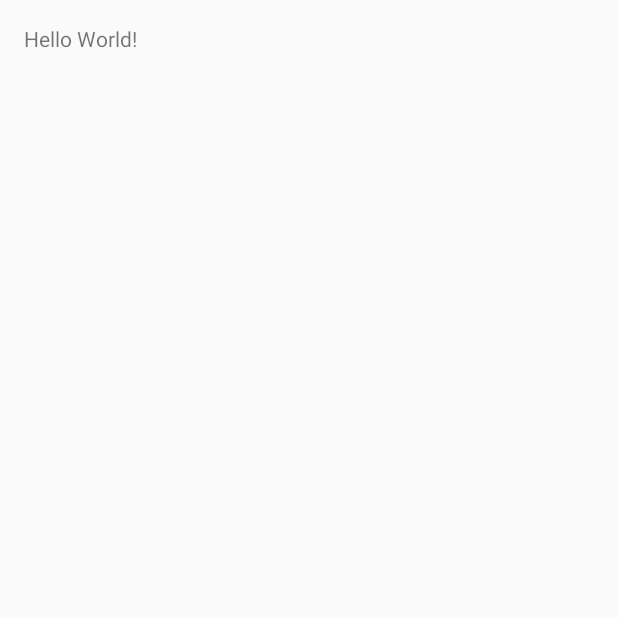
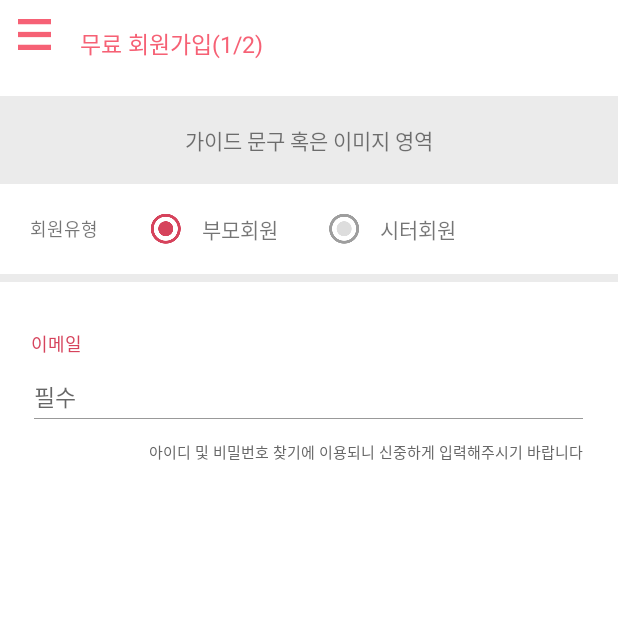
Before and after one commit to GrinGrid/siso, an Android app: the screen it shows after launch (MainActivity), on a phone screen of 412 x 824 dp, the top half of it. Before the commit the part shown is almost empty. Run offline under Robolectric (Android 15) with nearby library versions, the phone set to English and light mode, and no system bars.

Commit message:
Layout Test

```diff
--- a/app/src/main/java/net/gringrid/siso/MainActivity.java
+++ b/app/src/main/java/net/gringrid/siso/MainActivity.java
@@ -5,8 +5,13 @@ import android.app.Activity;
 import android.os.Build;
 import android.os.Bundle;
 import android.support.v4.content.ContextCompat;
+import android.view.Gravity;
+
+import net.gringrid.siso.views.ActionBar;
 
 public class MainActivity extends Activity {
+
+    ActionBar actionBar;
 
     @TargetApi(Build.VERSION_CODES.LOLLIPOP)
     @Override
@@ -14,6 +19,8 @@ public class MainActivity extends Activity {
         super.onCreate(savedInstanceState);
         setContentView(R.layout.activity_main);
         getWindow().setStatusBarColor(ContextCompat.getColor(this, R.color.colorPink));
+        actionBar = (ActionBar)findViewById(R.id.id_action_bar);
+        actionBar.setTextAlign(Gravity.LEFT|Gravity.CENTER_VERTICAL);
 
     }
 }
--- /dev/null
+++ b/app/src/main/java/net/gringrid/siso/views/ActionBar.java
@@ -0,0 +1,96 @@
+package net.gringrid.siso.views;
+
+import android.content.Context;
+import android.content.res.TypedArray;
+import android.util.AttributeSet;
+import android.view.Gravity;
+import android.view.LayoutInflater;
+import android.view.View;
+import android.widget.ImageView;
+import android.widget.LinearLayout;
+import android.widget.TextView;
+
+import net.gringrid.siso.R;
+
+/**
+ * Created by choijiho on 16. 7. 13..
+ */
+public class ActionBar extends LinearLayout {
+
+    ImageView   id_iv_left_image;
+    TextView    id_tv_text;
+    ImageView   id_iv_right_image;
+
+    public ActionBar(Context context){
+        super(context);
+        initView();
+    }
+
+    public ActionBar(Context context, AttributeSet attrs) {
+
+        super(context, attrs);
+
+        initView();
+        getAttrs(attrs);
+    }
+
+    public ActionBar(Context context, AttributeSet attrs, int defStyle) {
+
+        super(context, attrs);
+        initView();
+        getAttrs(attrs, defStyle);
+    }
+
+    private void initView() {
+        String infService = Context.LAYOUT_INFLATER_SERVICE;
+        LayoutInflater li = (LayoutInflater) getContext().getSystemService(infService);
+        View v = li.inflate(R.layout.custom_actionbar, this, false);
+
+        addView(v);
+
+        id_iv_left_image = (ImageView)findViewById(R.id.id_iv_left_image);
+        id_tv_text = (TextView)findViewById(R.id.id_tv_text);
+        id_iv_right_image = (ImageView)findViewById(R.id.id_iv_right_image);
+    }
+
+    private void getAttrs(AttributeSet attrs) {
+        TypedArray typedArray = getContext().obtainStyledAttributes(attrs, R.styleable.ActionBar);
+        setTypeArray(typedArray);
+    }
+
+    private void getAttrs(AttributeSet attrs, int defStyle) {
+        TypedArray typedArray = getContext().obtainStyledAttributes(attrs, R.styleable.ActionBar, defStyle, 0);
+        setTypeArray(typedArray);
+    }
+
+    private void setTypeArray(TypedArray typedArray) {
+
+        int leftImageResID = typedArray.getResourceId(R.styleable.ActionBar_left_image, R.drawable.icon_navigation_menu);
+        id_iv_left_image.setImageResource(leftImageResID);
+
+        String textStr = typedArray.getString(R.styleable.ActionBar_text);
+        id_tv_text.setText(textStr);
+
+        int rightImageResID = typedArray.getResourceId(R.styleable.ActionBar_right_image, R.color.colorWhite);
+        id_iv_right_image.setImageResource(rightImageResID);
+
+        typedArray.recycle();
+    }
+
+    void setLeftImage(int resID){
+        id_iv_left_image.setImageResource(resID);
+    }
+
+    void setText(String str){
+        id_tv_text.setText(str);
+    }
+
+    void setRightImage(int resID){
+        id_iv_right_image.setImageResource(resID);
+    }
+
+    public void setTextAlign(int gravity){
+        id_tv_text.setGravity(gravity);
+    }
+
+}
--- /dev/null
+++ b/app/src/main/res/drawable-nodpi/edit_text_normal.xml
@@ -0,0 +1,20 @@
+<?xml version="1.0" encoding="utf-8"?>
+<layer-list xmlns:android="http://schemas.android.com/apk/res/android">
+    <item>
+        <shape android:shape="rectangle">
+            <!-- Draw a 2dp width border around shape -->
+            <stroke
+                android:color="#999999"
+                android:width="1dp"
+                />
+        </shape>
+    </item>
+    <!-- Overlap the left, top and right border using background color  -->
+    <item
+        android:bottom="1dp"
+        >
+        <shape android:shape="rectangle">
+            <solid android:color="#FFFFFF"/>
+        </shape>
+    </item>
+</layer-list>
--- a/app/src/main/res/layout/activity_main.xml
+++ b/app/src/main/res/layout/activity_main.xml
@@ -1,17 +1,185 @@
 <?xml version="1.0" encoding="utf-8"?>
-<RelativeLayout
-    xmlns:android="http://schemas.android.com/apk/res/android"
+<LinearLayout xmlns:android="http://schemas.android.com/apk/res/android"
     xmlns:tools="http://schemas.android.com/tools"
     android:layout_width="match_parent"
     android:layout_height="match_parent"
-    android:paddingLeft="@dimen/activity_horizontal_margin"
-    android:paddingRight="@dimen/activity_horizontal_margin"
-    android:paddingTop="@dimen/activity_vertical_margin"
-    android:paddingBottom="@dimen/activity_vertical_margin"
-    tools:context="net.gringrid.siso.MainActivity">
+    xmlns:app="http://schemas.android.com/apk/res-auto"
+    tools:context="net.gringrid.siso.MainActivity"
+    android:weightSum="1960"
+    android:background="@color/colorWhite"
+    android:orientation="vertical">
 
-    <TextView
-        android:text="Hello World!"
-        android:layout_width="wrap_content"
-        android:layout_height="wrap_content" />
-</RelativeLayout>
+    <net.gringrid.siso.views.ActionBar
+        android:id="@+id/id_action_bar"
+        android:layout_width="match_parent"
+        android:layout_height="0dp"
+        android:layout_weight="140"
+        app:text="무료 회원가입(1/2)"
+        >
+    </net.gringrid.siso.views.ActionBar>
+
+    <LinearLayout
+        android:layout_width="match_parent"
+        android:layout_height="0dp"
+        android:layout_weight="14">
+    </LinearLayout>
+    <LinearLayout
+        android:layout_width="match_parent"
+        android:layout_height="0dp"
+        android:layout_weight="140"
+        android:background="@color/colorGray"
+        >
+        <TextView
+            android:layout_width="match_parent"
+            android:layout_height="match_parent"
+            android:gravity="center"
+            android:textSize="14sp"
+            android:text="가이드 문구 혹은 이미지 영역"/>
+    </LinearLayout>
+    <LinearLayout
+        android:layout_width="match_parent"
+        android:layout_height="0dp"
+        android:layout_weight="144"
+        android:weightSum="1080"
+        android:orientation="horizontal">
+        <View
+            android:layout_width="0dp"
+            android:layout_height="match_parent"
+            android:layout_weight="60">
+        </View>
+        <TextView
+            android:layout_width="0dp"
+            android:layout_height="match_parent"
+            android:layout_weight="200"
+            android:gravity="center_vertical"
+            android:textSize="12sp"
+            android:text="회원유형"/>
+
+        <LinearLayout
+            android:layout_width="0dp"
+            android:layout_height="match_parent"
+            android:layout_weight="144"
+            android:gravity="center"
+            >
+            <ImageView
+                android:layout_width="wrap_content"
+                android:layout_height="match_parent"
+                android:src="@drawable/icon_radio_on"/>
+        </LinearLayout>
+        <TextView
+            android:layout_width="wrap_content"
+            android:layout_height="match_parent"
+            android:gravity="center_vertical"
+            android:text="부모회원"/>
+        <View
+            android:layout_width="0dp"
+            android:layout_height="match_parent"
+            android:layout_weight="60">
+        </View>
+        <LinearLayout
+            android:layout_width="0dp"
+            android:layout_height="match_parent"
+            android:layout_weight="144"
+            android:gravity="center"
+            >
+            <ImageView
+                android:layout_width="wrap_content"
+                android:layout_height="match_parent"
+                android:src="@drawable/icon_radio_off"/>
+        </LinearLayout>
+        <TextView
+            android:layout_width="0dp"
+            android:layout_height="match_parent"
+            android:gravity="center_vertical"
+            android:layout_weight="300"
+            android:text="시터회원"/>
+    </LinearLayout>
+    <View
+        android:layout_width="match_parent"
+        android:layout_height="0dp"
+        android:layout_weight="14"
+        android:background="@color/colorGray">
+    </View>
+    <View
+        android:layout_width="match_parent"
+        android:layout_height="0dp"
+        android:layout_weight="50">
+    </View>
+    <LinearLayout
+        android:layout_width="match_parent"
+        android:layout_height="0dp"
+        android:layout_weight="70"
+        android:gravity="bottom"
+        android:weightSum="1080"
+        >
+        <View
+            android:layout_width="0dp"
+            android:layout_height="match_parent"
+            android:layout_weight="60">
+        </View>
+
+        <TextView
+            android:layout_width="wrap_content"
+            android:layout_height="wrap_content"
+            android:textSize="12sp"
+            android:textColor="@color/colorTextPink"
+            android:text="이메일"/>
+    </LinearLayout>
+    <View
+        android:layout_width="match_parent"
+        android:layout_height="0dp"
+        android:layout_weight="30">
+    </View>
+    <LinearLayout
+        android:layout_width="match_parent"
+        android:layout_height="0dp"
+        android:layout_weight="70"
+        android:gravity="bottom"
+        android:weightSum="1080"
+        >
+        <View
+            android:layout_width="0dp"
+            android:layout_height="match_parent"
+            android:layout_weight="60">
+        </View>
+        <EditText
+            android:layout_width="0dp"
+            android:layout_height="match_parent"
+            android:layout_weight="960"
+            android:textSize="15sp"
+            android:hint="필수"
+            android:background="@drawable/edit_text_normal"/>
+        <View
+            android:layout_width="0dp"
+            android:layout_height="match_parent"
+            android:layout_weight="60">
+        </View>
+    </LinearLayout>
+    <LinearLayout
+        android:layout_width="match_parent"
+        android:layout_height="0dp"
+        android:layout_weight="70"
+        android:gravity="bottom"
+        android:weightSum="1080"
+        >
+        <TextView
+            android:layout_width="0dp"
+            android:layout_height="wrap_content"
+            android:textSize="10sp"
+            android:layout_weight="1020"
+            android:textColor="@color/color666666"
+            android:gravity="right"
+            android:text="아이디 및 비밀번호 찾기에 이용되니 신중하게 입력해주시기 바랍니다"/>
+        <View
+            android:layout_width="0dp"
+            android:layout_height="match_parent"
+            android:layout_weight="60">
+        </View>
+    </LinearLayout>
+
+
+
+
+
+
+</LinearLayout>
--- /dev/null
+++ b/app/src/main/res/layout/custom_actionbar.xml
@@ -0,0 +1,40 @@
+<?xml version="1.0" encoding="utf-8"?>
+<LinearLayout xmlns:android="http://schemas.android.com/apk/res/android"
+    android:layout_width="match_parent"
+    android:layout_height="match_parent"
+    android:weightSum="1080"
+    android:baselineAligned="false">
+    <LinearLayout
+        android:layout_width="0dp"
+        android:layout_height="match_parent"
+        android:layout_weight="140">
+        <ImageView
+            android:id="@+id/id_iv_left_image"
+            android:layout_width="wrap_content"
+            android:layout_height="wrap_content"
+            android:src="@drawable/icon_navigation_menu"/>
+    </LinearLayout>
+    <LinearLayout
+        android:layout_width="0dp"
+        android:layout_height="match_parent"
+        android:layout_weight="800"
+        >
+        <TextView
+            android:id="@+id/id_tv_text"
+            android:layout_width="match_parent"
+            android:gravity="center"
+            android:textSize="15sp"
+            android:textColor="@color/colorPink"
+            android:layout_height="match_parent" />
+    </LinearLayout>
+    <LinearLayout
+        android:layout_width="0dp"
+        android:layout_height="match_parent"
+        android:layout_weight="140">
+        <ImageView
+            android:id="@+id/id_iv_right_image"
+            android:layout_width="wrap_content"
+            android:layout_height="wrap_content"
+            android:src="@drawable/icon_navigation_menu"/>
+    </LinearLayout>
+</LinearLayout>
--- /dev/null
+++ b/app/src/main/res/values/attrs.xml
@@ -0,0 +1,8 @@
+<?xml version="1.0" encoding="utf-8"?>
+<resources>
+    <declare-styleable name="ActionBar">
+        <attr name="left_image" format="reference|integer"></attr>
+        <attr name="text" format="reference|string"></attr>
+        <attr name="right_image" format="reference|integer"></attr>
+    </declare-styleable>
+</resources>
--- a/app/src/main/res/values/colors.xml
+++ b/app/src/main/res/values/colors.xml
@@ -4,4 +4,10 @@
     <color name="colorPrimaryDark">#303F9F</color>
     <color name="colorAccent">#FF4081</color>
     <color name="colorPink">#FFF66175</color>
+    <color name="colorGray">#FFEBEBEB</color>
+    <color name="colorTextPink">#FFD6435C</color>
+    <color name="color333333">#FF333333</color>
+    <color name="color666666">#FF666666</color>
+    <color name="color999999">#FF999999</color>
+    <color name="colorWhite">#FFFFFFFF</color>
 </resources>
```
Also changed, not shown: app/src/main/res/drawable-xxhdpi/icon_navigation_menu.png (added), app/src/main/res/drawable-xxhdpi/icon_navigation_previous.png (added), app/src/main/res/drawable-xxhdpi/icon_radio_off.png (added), app/src/main/res/drawable-xxhdpi/icon_radio_on.png (added).
